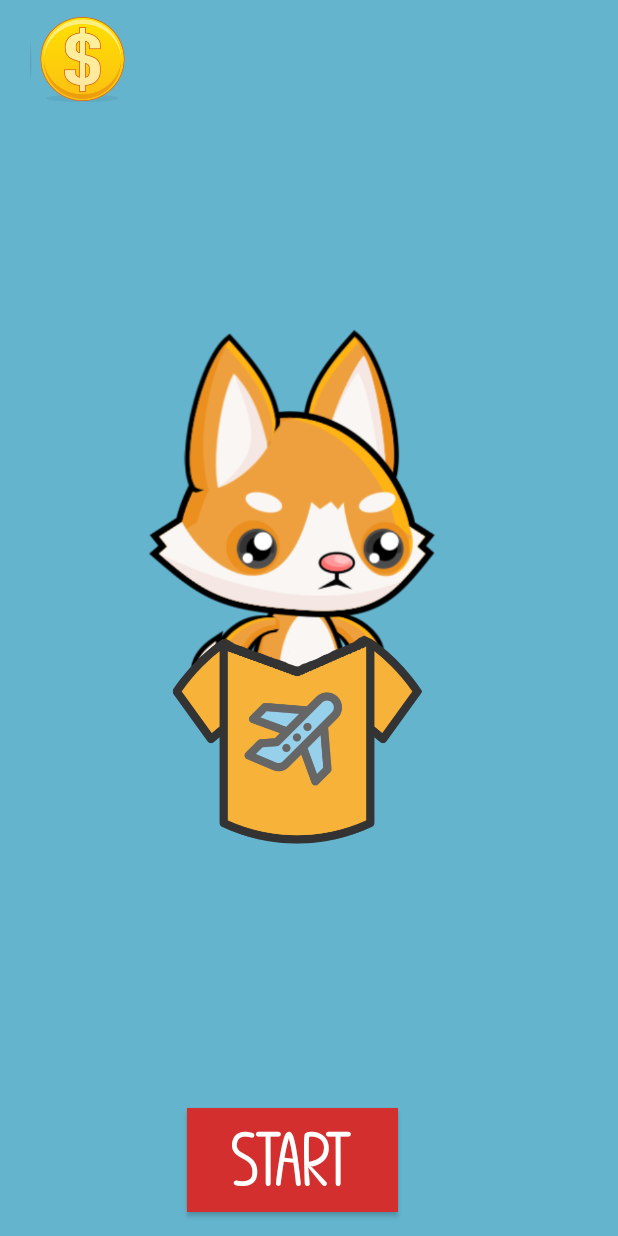
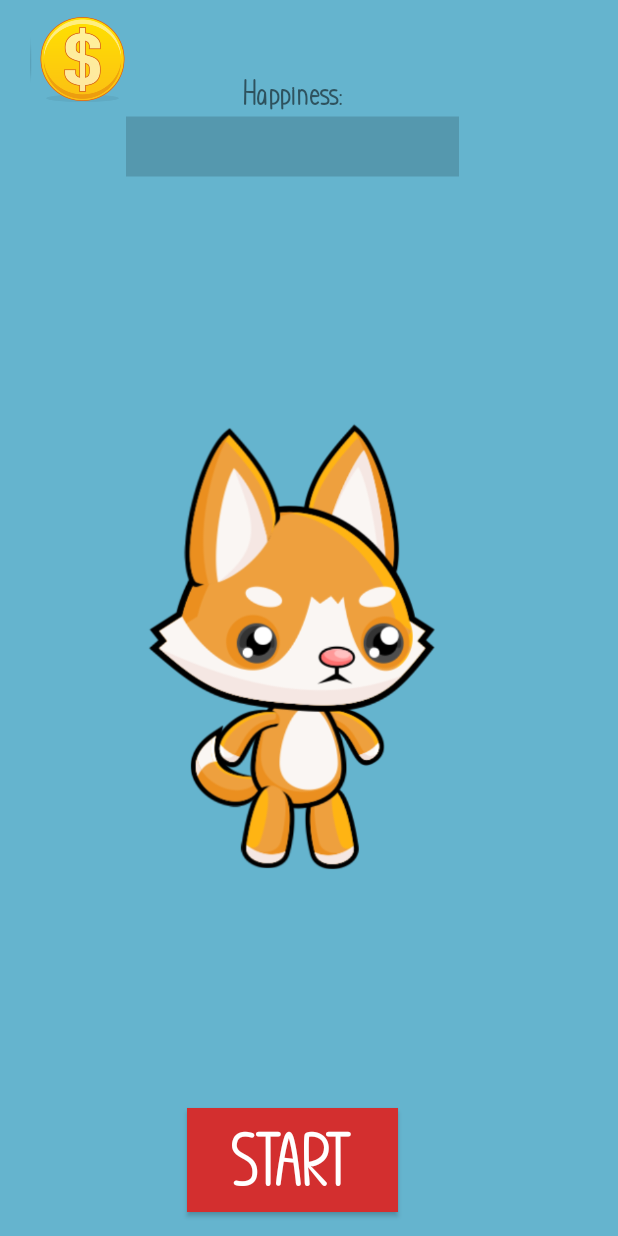
Before and after one commit to cromat/MathPath, an Android app: the screen it shows after launch (MainActivity), on a phone screen of 412 x 824 dp. Run offline under Robolectric (Android 15) with nearby library versions, the phone set to English and light mode, and no system bars; 10 statements that could not run were skipped.

Commit message:
Happiness progressbar

```diff
--- a/app/src/main/java/com/example/cromat/mathpath/activity/MainActivity.kt
+++ b/app/src/main/java/com/example/cromat/mathpath/activity/MainActivity.kt
@@ -1,8 +1,9 @@
 package com.example.cromat.mathpath.activity
 
+import android.annotation.SuppressLint
 import android.content.Intent
-import android.media.MediaPlayer
 import android.os.Bundle
+import android.support.v4.content.ContextCompat
 import android.support.v7.widget.LinearLayoutManager
 import com.example.cromat.mathpath.DbHelper
 import com.example.cromat.mathpath.R
@@ -13,6 +14,7 @@ import kotlinx.android.synthetic.main.pet_container.*
 import kotlinx.android.synthetic.main.activity_main.pet_item_list as petItemList
 
 
+@SuppressLint("SetTextI18n")
 class MainActivity : BgMusicActivity() {
 
     override fun onCreate(savedInstanceState: Bundle?) {
@@ -23,13 +25,6 @@ class MainActivity : BgMusicActivity() {
         DbHelper(applicationContext).writableDatabase
 
         // Start music
-//        if(!player.isPlaying) {
-//            player = MediaPlayer.create(this, R.raw.bkground)
-//            player.isLooping = true
-//            player.setVolume(100f, 100f)
-//            player.start()
-//        }
-
 
         val goldCurrent = DbHelper.getGoldValue(applicationContext).toString()
         goldViewMain.text = goldCurrent
@@ -49,6 +44,23 @@ class MainActivity : BgMusicActivity() {
         val adapter = PetItemAdapter(petItems)
         petItemList.adapter = adapter
         petItemList.layoutManager = LinearLayoutManager(this)
+        checkHappiness()
     }
 
+    fun checkHappiness() {
+        val curHappiness = DbHelper.getHapiness(this)
+        textHappiness.text = getString(R.string.happiness) + curHappiness.toString() + "%"
+        progressHappiness.progress = curHappiness
+        when (curHappiness) {
+            in 66..100 -> progressHappiness.progressDrawable.setColorFilter(
+                    ContextCompat.getColor(this, R.color.colorBgGreen),
+                    android.graphics.PorterDuff.Mode.SRC_IN)
+            in 34..65 -> progressHappiness.progressDrawable.setColorFilter(
+                    ContextCompat.getColor(this, R.color.colorBtnYellow),
+                    android.graphics.PorterDuff.Mode.SRC_IN)
+            in 0..33 -> progressHappiness.progressDrawable.setColorFilter(
+                    ContextCompat.getColor(this, R.color.colorBtnRed),
+                    android.graphics.PorterDuff.Mode.SRC_IN)
+        }
+    }
 }
--- a/app/src/main/java/com/example/cromat/mathpath/model/PetItem.kt
+++ b/app/src/main/java/com/example/cromat/mathpath/model/PetItem.kt
@@ -10,7 +10,8 @@ class PetItem(
         var bought: Boolean,
         var activated: Boolean,
         var picture: Int,
-        var bindedElementId: Int
+        var bindedElementId: Int,
+        var happiness: Int
 ) : Parcelable {
 
     constructor(parcel: Parcel) : this(
@@ -19,6 +20,7 @@ class PetItem(
             parcel.readByte() != 0.toByte(),
             parcel.readByte() != 0.toByte(),
             parcel.readByte() != 0.toByte(),
+            parcel.readInt(),
             parcel.readInt(),
             parcel.readInt())
 
@@ -32,6 +34,7 @@ class PetItem(
         if (bindedElementId != null) {
             parcel.writeInt(bindedElementId!!)
         }
+        parcel.writeInt(happiness)
     }
 
     override fun describeContents(): Int {
--- a/app/src/main/res/layout/pet_container.xml
+++ b/app/src/main/res/layout/pet_container.xml
@@ -1,10 +1,28 @@
 <?xml version="1.0" encoding="utf-8"?>
 <android.support.constraint.ConstraintLayout xmlns:android="http://schemas.android.com/apk/res/android"
-  xmlns:tools="http://schemas.android.com/tools"
   android:layout_width="match_parent"
   android:layout_height="match_parent"
   xmlns:app="http://schemas.android.com/apk/res-auto">
 
+    <TextView
+        android:id="@+id/textHappiness"
+        android:layout_width="wrap_content"
+        android:layout_height="wrap_content"
+        android:layout_marginTop="50dp"
+        android:text="@string/happiness"
+        app:layout_constraintEnd_toEndOf="parent"
+        app:layout_constraintStart_toStartOf="parent"
+        app:layout_constraintTop_toTopOf="parent" />
+
+    <ProgressBar
+        android:id="@+id/progressHappiness"
+        style="?android:attr/progressBarStyleHorizontal"
+        android:layout_width="match_parent"
+        android:layout_height="50dp"
+        android:layout_marginTop="2dp"
+        android:max="100"
+        android:scaleY="10.0"
+        app:layout_constraintTop_toBottomOf="@id/textHappiness" />
 
     <ImageView
       android:id="@+id/imagePet"
@@ -15,7 +33,7 @@
       app:layout_constraintLeft_toLeftOf="parent"
       app:layout_constraintRight_toRightOf="parent"
       app:layout_constraintStart_toStartOf="parent"
-      app:layout_constraintTop_toTopOf="parent"
+      app:layout_constraintTop_toBottomOf="@+id/progressHappiness"
       app:layout_constraintVertical_bias="0.0"
       app:srcCompat="@drawable/pet" />
 
@@ -25,7 +43,7 @@
         android:layout_height="166dp"
         android:layout_marginLeft="8dp"
         android:layout_marginStart="8dp"
-        android:visibility="visible"
+        android:visibility="invisible"
         app:layout_constraintEnd_toEndOf="@+id/imagePet"
         app:layout_constraintHorizontal_bias="0.52"
         app:layout_constraintStart_toStartOf="@+id/imagePet"
--- a/app/src/main/res/values/strings.xml
+++ b/app/src/main/res/values/strings.xml
@@ -73,6 +73,7 @@
     <string name="finish">FINISH</string>
     <string name="no_gold">Not enough gold!</string>
     <string name="key_minus">-</string>
+    <string name="happiness">Happiness:</string>
 
 
 </resources>
```
Also changed, not shown: app/src/main/java/com/example/cromat/mathpath/DbHelper.kt (+83 -15 lines), app/src/main/java/com/example/cromat/mathpath/view/PetItemView.kt (+11 -0 lines).
